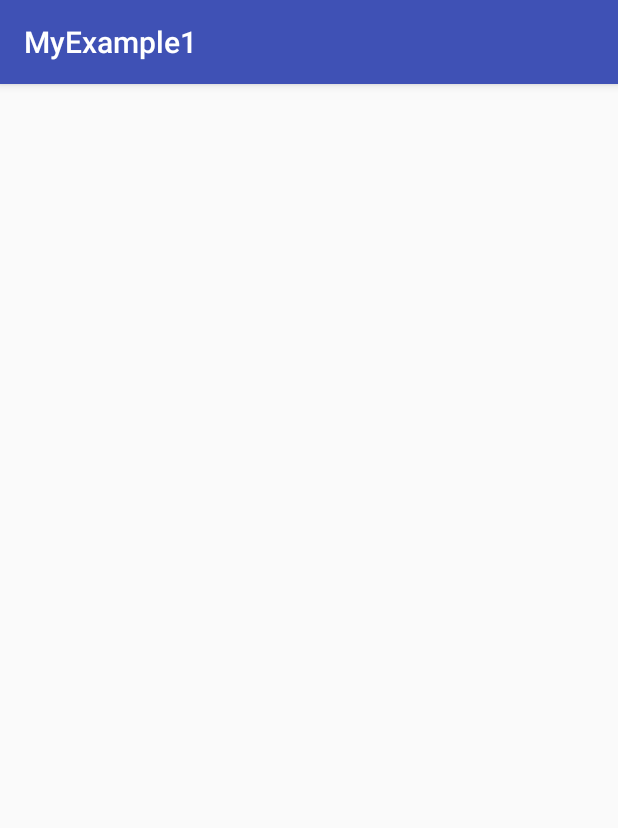
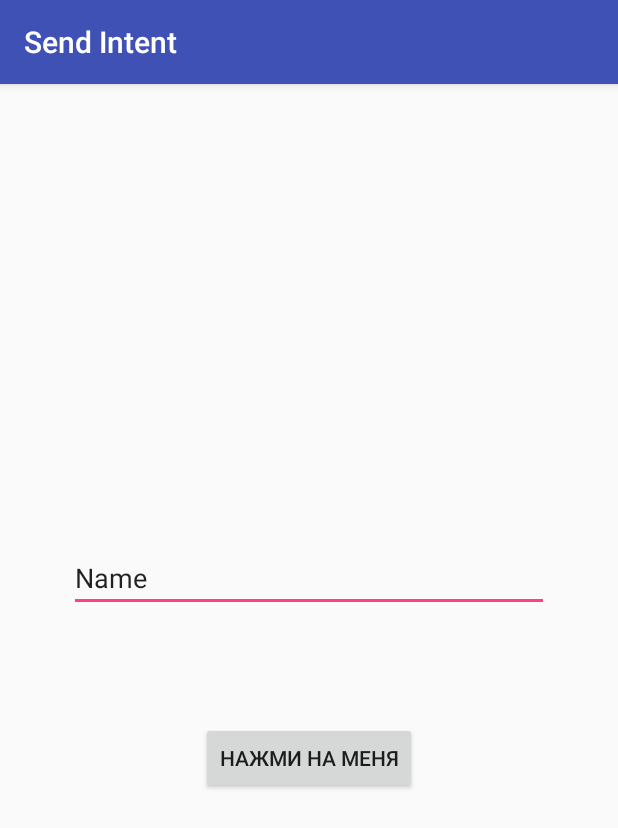
Before and after one commit to Feuway/android-learning_old, an Android app: the screen it shows after launch (MainActivity), on a phone screen of 412 x 824 dp. Shown: the top 828 px of the screen. Run offline under Robolectric (Android 15) with nearby library versions, the phone set to English and light mode, and no system bars.

Commit message:
complete practice-3

```diff
--- a/app/src/main/AndroidManifest.xml
+++ b/app/src/main/AndroidManifest.xml
@@ -16,6 +16,7 @@
                 <category android:name="android.intent.category.LAUNCHER" />
             </intent-filter>
         </activity>
+        <activity android:name=".DisplayMessage"></activity>
     </application>
 
 </manifest>
--- a/app/src/main/res/layout/activity_main.xml
+++ b/app/src/main/res/layout/activity_main.xml
@@ -6,4 +6,31 @@
     android:layout_height="match_parent"
     tools:context="ru.limtu.myexample1.MainActivity">
 
+    <Button
+        android:id="@+id/button"
+        android:layout_width="wrap_content"
+        android:layout_height="wrap_content"
+        android:text="@string/button_name"
+        android:onClick="sendMessage"
+        app:layout_constraintBottom_toBottomOf="parent"
+        app:layout_constraintEnd_toEndOf="parent"
+        app:layout_constraintStart_toStartOf="parent"
+        app:layout_constraintTop_toTopOf="parent"
+        app:layout_constraintVertical_bias="0.591" />
+
+    <EditText
+        android:id="@+id/edit_message"
+        android:layout_width="wrap_content"
+        android:layout_height="wrap_content"
+        android:inputType="textPersonName"
+        android:hint="@string/edit_me"
+        android:ems="15"
+        android:text="Name"
+        app:layout_constraintBottom_toBottomOf="parent"
+        app:layout_constraintEnd_toEndOf="parent"
+        app:layout_constraintHorizontal_bias="0.503"
+        app:layout_constraintStart_toStartOf="parent"
+        app:layout_constraintTop_toTopOf="parent"
+        app:layout_constraintVertical_bias="0.424" />
+
 </android.support.constraint.ConstraintLayout>
--- a/app/src/main/res/values/strings.xml
+++ b/app/src/main/res/values/strings.xml
@@ -1,3 +1,6 @@
 <resources>
-    <string name="app_name">MyExample1</string>
+    <string name="app_name">Send Intent</string>
+
+    <string name="button_name">Нажми на меня</string>
+    <string name="edit_me">Передай меня на новое окно</string>
 </resources>
```
Also changed, not shown: app/src/main/java/ru/limtu/myexample1/DisplayMessage.java (added, +23 -0 lines), app/src/main/java/ru/limtu/myexample1/MainActivity.java (+21 -0 lines).
